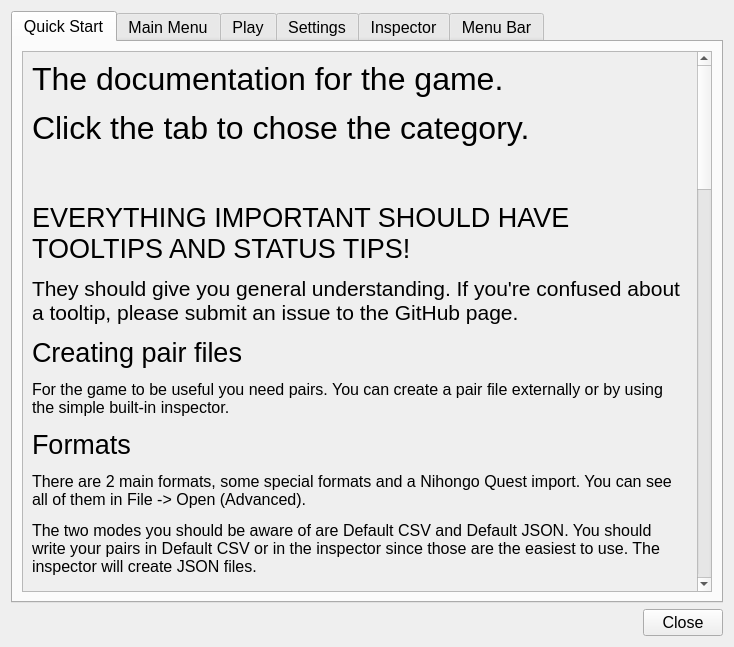
First picture: the form in v2/ui-files/documentation.ui, repository LuuppiChan/luupycards, before the edit.
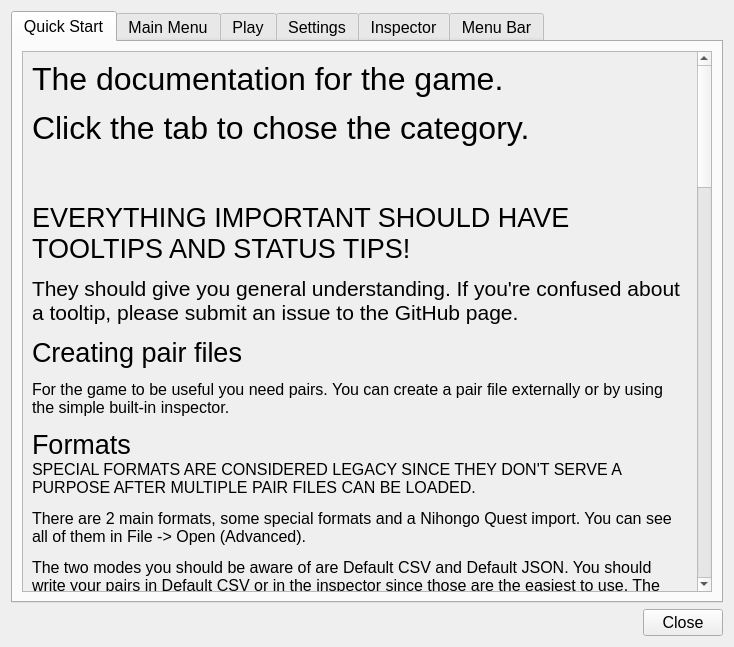
Second picture: the form after the edit. The open tabs and pages were chosen to show the change.

Commit message: made every gamemode respect min and max questions

Patch:
```diff
--- a/v2/ui-files/documentation.ui
+++ b/v2/ui-files/documentation.ui
@@ -38,9 +38,9 @@
           <property name="geometry">
            <rect>
             <x>0</x>
-            <y>0</y>
+            <y>-191</y>
             <width>684</width>
-            <height>2603</height>
+            <height>2649</height>
            </rect>
           </property>
           <layout class="QVBoxLayout" name="verticalLayout_18">
@@ -76,7 +76,7 @@
               <cursorShape>IBeamCursor</cursorShape>
              </property>
              <property name="text">
-              <string>&lt;html&gt;&lt;head/&gt;&lt;body&gt;&lt;p&gt;&lt;br/&gt;&lt;/p&gt;&lt;p&gt;&lt;span style=&quot; font-size:20pt;&quot;&gt;EVERYTHING IMPORTANT SHOULD HAVE TOOLTIPS AND STATUS TIPS!&lt;/span&gt;&lt;/p&gt;&lt;p&gt;&lt;span style=&quot; font-size:16pt;&quot;&gt;They should give you general understanding. If you're confused about a tooltip, please submit an issue to the GitHub page.&lt;/span&gt;&lt;/p&gt;&lt;p&gt;&lt;span style=&quot; font-size:20pt;&quot;&gt;Creating pair files&lt;/span&gt;&lt;/p&gt;&lt;p&gt;For the game to be useful you need pairs. You can create a pair file externally or by using the simple built-in inspector.&lt;/p&gt;&lt;p&gt;&lt;span style=&quot; font-size:20pt;&quot;&gt;Formats&lt;/span&gt;&lt;/p&gt;&lt;p&gt;There are 2 main formats, some special formats and a Nihongo Quest import. You can see all of them in File -&amp;gt; Open (Advanced).&lt;/p&gt;&lt;p&gt;The two modes you should be aware of are Default CSV and Default JSON. You should write your pairs in Default CSV or in the inspector since those are the easiest to use. The inspector will create JSON files.&lt;/p&gt;&lt;p&gt;A pair can have as many questions or answers as you want. The reason why it can have many questions is because you can flip questions and answers so that answers are questions and questions are answers.&lt;/p&gt;&lt;/body&gt;&lt;/html&gt;</string>
+              <string>&lt;html&gt;&lt;head/&gt;&lt;body&gt;&lt;p&gt;&lt;br/&gt;&lt;/p&gt;&lt;p&gt;&lt;span style=&quot; font-size:20pt;&quot;&gt;EVERYTHING IMPORTANT SHOULD HAVE TOOLTIPS AND STATUS TIPS!&lt;/span&gt;&lt;/p&gt;&lt;p&gt;&lt;span style=&quot; font-size:16pt;&quot;&gt;They should give you general understanding. If you're confused about a tooltip, please submit an issue to the GitHub page.&lt;/span&gt;&lt;/p&gt;&lt;p&gt;&lt;span style=&quot; font-size:20pt;&quot;&gt;Creating pair files&lt;/span&gt;&lt;/p&gt;&lt;p&gt;For the game to be useful you need pairs. You can create a pair file externally or by using the simple built-in inspector.&lt;/p&gt;&lt;p&gt;&lt;span style=&quot; font-size:20pt;&quot;&gt;Formats&lt;br/&gt;&lt;/span&gt;SPECIAL FORMATS ARE CONSIDERED LEGACY SINCE THEY DON'T SERVE A PURPOSE AFTER MULTIPLE PAIR FILES CAN BE LOADED.&lt;/p&gt;&lt;p&gt;There are 2 main formats, some special formats and a Nihongo Quest import. You can see all of them in File -&amp;gt; Open (Advanced).&lt;/p&gt;&lt;p&gt;The two modes you should be aware of are Default CSV and Default JSON. You should write your pairs in Default CSV or in the inspector since those are the easiest to use. The inspector will create JSON files.&lt;/p&gt;&lt;p&gt;A pair can have as many questions or answers as you want. The reason why it can have many questions is because you can flip questions and answers so that answers are questions and questions are answers.&lt;/p&gt;&lt;/body&gt;&lt;/html&gt;</string>
              </property>
              <property name="wordWrap">
               <bool>true</bool>
```
Left out of the diff: 24 changed lines with no effect on the pictures. The commit also changes 8 other files.
